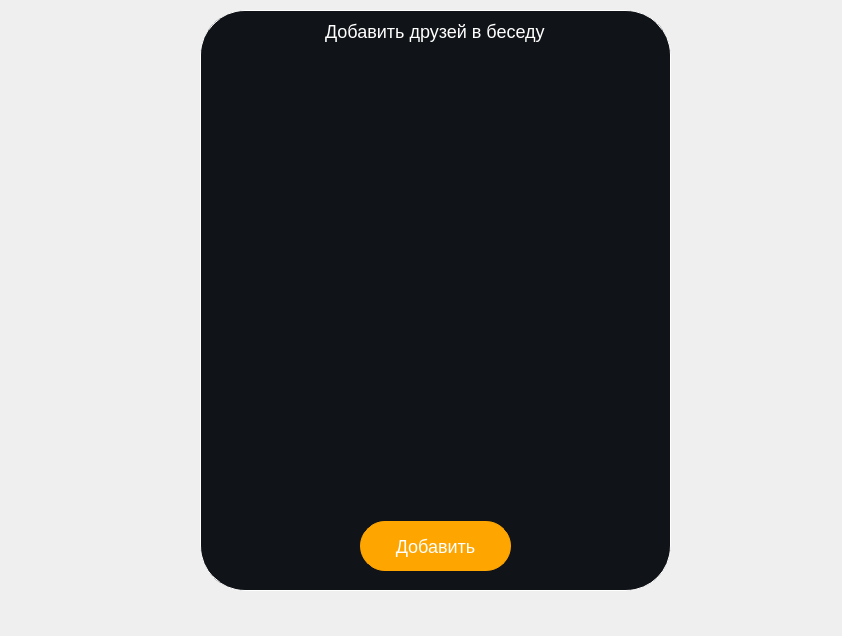
Above: Zcord/GUI/Group/GroupInviteDial.ui from DmitryGorny/Zcord before the change. Below: the same form after it.
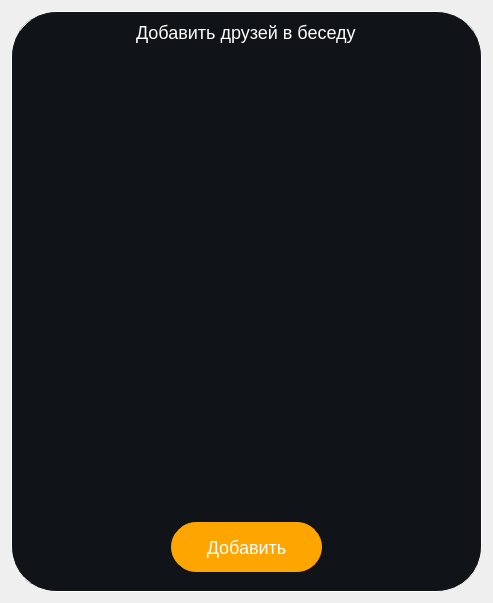
That is the form after the change.

The edit to the form file:
```diff
--- a/Zcord/GUI/Group/GroupInviteDial.ui
+++ b/Zcord/GUI/Group/GroupInviteDial.ui
@@ -6,27 +6,27 @@
    <rect>
     <x>0</x>
     <y>0</y>
-    <width>842</width>
-    <height>636</height>
+    <width>493</width>
+    <height>603</height>
    </rect>
   </property>
   <property name="windowTitle">
    <string>Form</string>
   </property>
+  <layout class="QHBoxLayout" name="horizontalLayout">
+   <item>
   <widget class="QFrame" name="GroupInviteDialog">
-   <property name="geometry">
-    <rect>
-     <x>200</x>
-     <y>10</y>
+     <property name="sizePolicy">
+      <sizepolicy hsizetype="Fixed" vsizetype="Fixed">
+       <horstretch>0</horstretch>
+       <verstretch>0</verstretch>
+      </sizepolicy>
+     </property>
+     <property name="minimumSize">
+      <size>
      <width>471</width>
      <height>581</height>
-    </rect>
-   </property>
-   <property name="sizePolicy">
-    <sizepolicy hsizetype="Fixed" vsizetype="Fixed">
-     <horstretch>0</horstretch>
-     <verstretch>0</verstretch>
-    </sizepolicy>
+      </size>
    </property>
    <property name="styleSheet">
     <string notr="true">QFrame {
@@ -107,6 +107,8 @@
     </item>
    </layout>
   </widget>
+   </item>
+  </layout>
  </widget>
  <resources/>
  <connections/>
```
Lines whose indentation alone changed are shown as unchanged.
